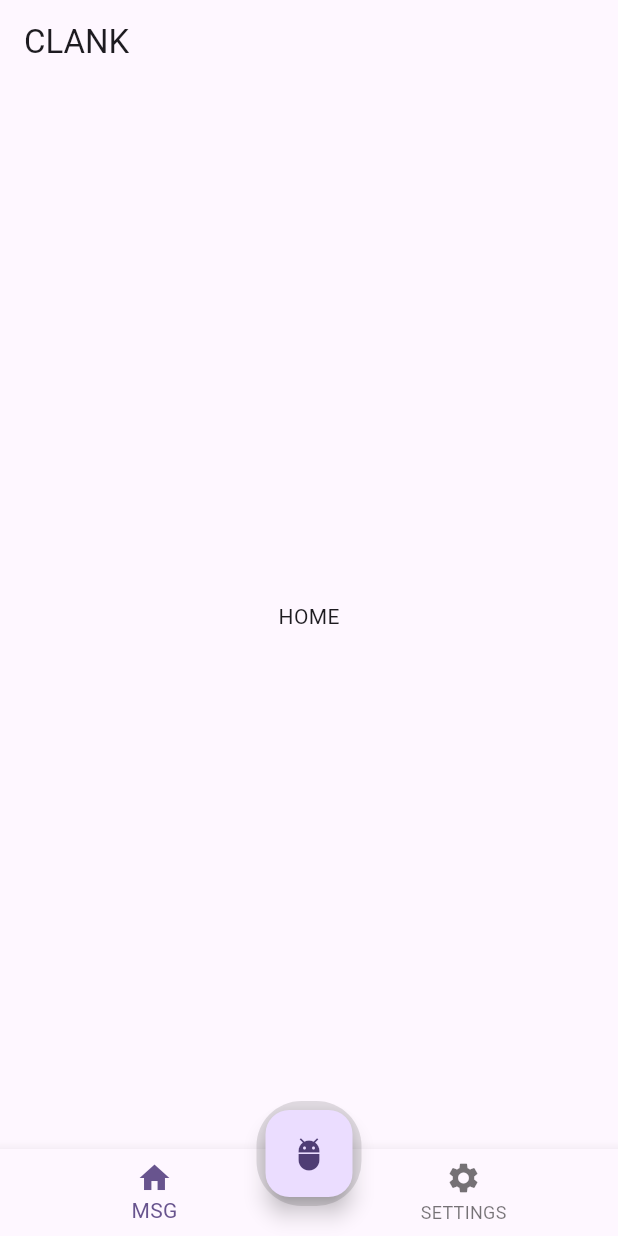
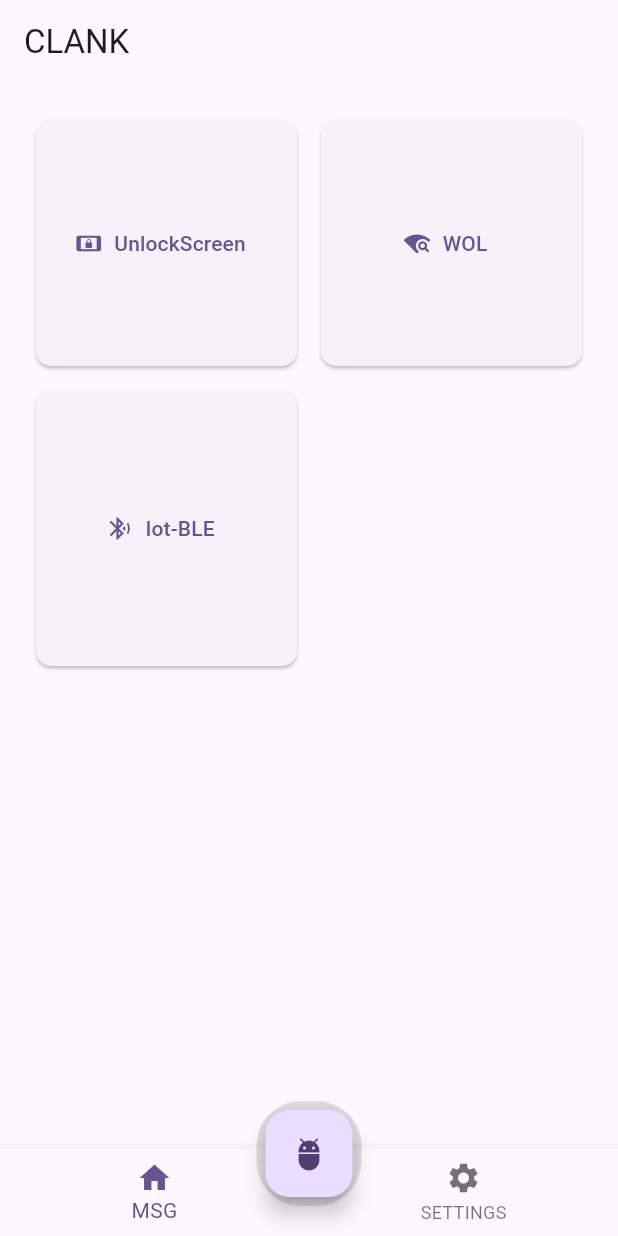
Before and after one commit to lpxxn/yoyo, a Flutter app: the screen it shows after launch, on a phone screen of 412 x 824 dp. Run offline on Flutter 3.47's test engine with Material 3 defaults, Android fonts, the light colour scheme and no system bars; our stand-ins replace dio, get, shared_preferences.

Commit message:
feat: all button

```diff
--- a/clank/lib/pages/tabs/home.dart
+++ b/clank/lib/pages/tabs/home.dart
@@ -1,4 +1,5 @@
 import 'package:flutter/cupertino.dart';
+import 'package:flutter/material.dart';
 
 class HomePage extends StatefulWidget {
   const HomePage({super.key});
@@ -10,8 +11,77 @@ class HomePage extends StatefulWidget {
 class _HomePageState extends State<HomePage> {
   @override
   Widget build(BuildContext context) {
-    return const Center(
-      child: Text("HOME"),
+    return Padding(
+      padding: const EdgeInsets.all(16),
+      child: Column(
+        children: [
+          SizedBox(
+            height: 180,
+            child: Row(
+              children: [
+                Expanded(
+                    child: Padding(
+                  padding: const EdgeInsets.all(8.0),
+                  child: ElevatedButton.icon(
+                    onPressed: () {},
+                    label: Text("UnlockScreen"),
+                    icon: Icon(Icons.screen_lock_landscape),
+                    style: ElevatedButton.styleFrom(
+                        // padding: EdgeInsets.all(10),
+                        minimumSize: Size(double.infinity, double.infinity),
+                        shape: RoundedRectangleBorder(
+                            borderRadius: BorderRadius.circular(10.0))),
+                  ),
+                )),
+                Expanded(
+                    child: Padding(
+                  padding: const EdgeInsets.all(8.0),
+                  child: ElevatedButton.icon(
+                    onPressed: () {},
+                    label: Text("WOL"),
+                    icon: Icon(Icons.wifi_find),
+                    style: ElevatedButton.styleFrom(
+                        // padding: EdgeInsets.all(10),
+                        minimumSize: Size(double.infinity, double.infinity),
+                        shape: RoundedRectangleBorder(
+                            borderRadius: BorderRadius.circular(10.0))),
+                  ),
+                )),
+              ],
+            ),
+          ),
+          SizedBox(
+            height: 200,
+            child: Row(
+              children: [
+                Expanded(
+                    child: Padding(
+                  padding: const EdgeInsets.all(8.0),
+                  child: ElevatedButton.icon(
+                    onPressed: () {},
+                    label: Text("Iot-BLE"),
+                    icon: Icon(Icons.bluetooth_audio_outlined),
+                    style: ElevatedButton.styleFrom(
+                        // padding: EdgeInsets.all(10),
+                        minimumSize: Size(double.infinity, double.infinity),
+                        shape: RoundedRectangleBorder(
+                            borderRadius: BorderRadius.circular(10.0))),
+                  ),
+                )),
+                const Expanded(
+                    child: Padding(
+                  padding: EdgeInsets.all(8.0),
+                  // child: ElevatedButton.icon(
+                  //   onPressed: () {},
+                  //   label: Text("WOL"),
+                  //   icon: Icon(Icons.wifi_find),
+                  // ),
+                )),
+              ],
+            ),
+          )
+        ],
+      ),
     );
   }
 }
```
Also changed, not shown: clank/lib/pages/tabs/settings.dart (+61 -16 lines).
